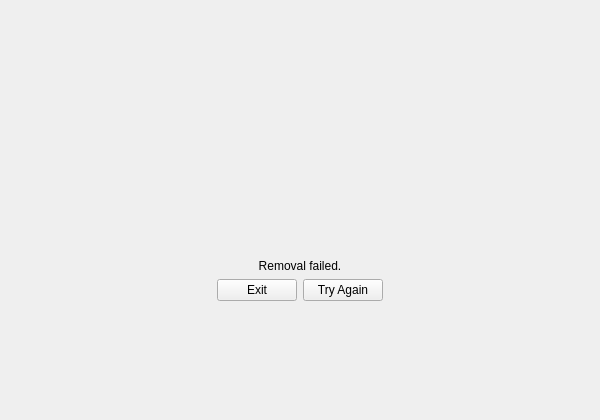
This is installer/maintainwindow.ui in vicr123/theInstaller as Qt 5 draws it before an edit. The edited form follows.
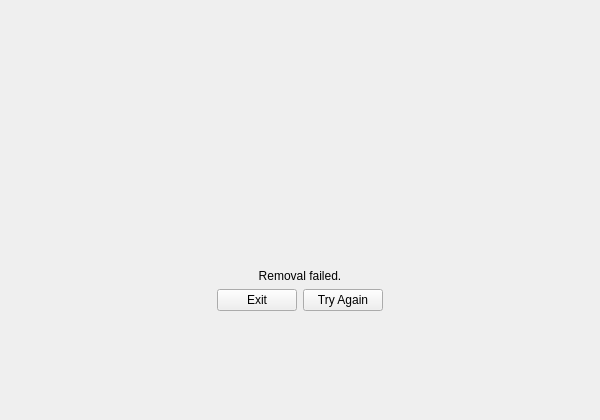
This is the edited form. The open tabs and pages were chosen to show the change. Icons and pictures are not drawn. Custom widgets are drawn as their Qt base class.

Patch:
```diff
--- a/installer/maintainwindow.ui
+++ b/installer/maintainwindow.ui
@@ -362,7 +362,7 @@
           <property name="sizeHint" stdset="0">
            <size>
             <width>20</width>
-            <height>250</height>
+            <height>260</height>
            </size>
           </property>
          </spacer>
@@ -429,7 +429,7 @@
           <property name="sizeHint" stdset="0">
            <size>
             <width>20</width>
-            <height>92</height>
+            <height>82</height>
            </size>
           </property>
          </spacer>
```
Left out of the diff: 2 changed lines with no effect on the pictures.
